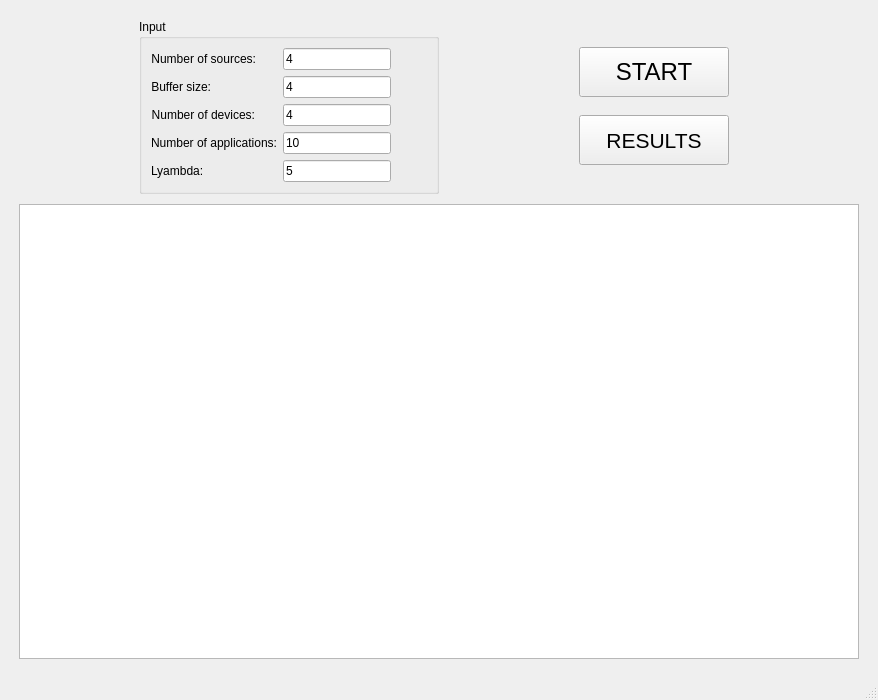
The window that SMO_project/SMO/mainwindow.ui (d0ctr/SMO) describes before a commit, drawn with Qt 5.
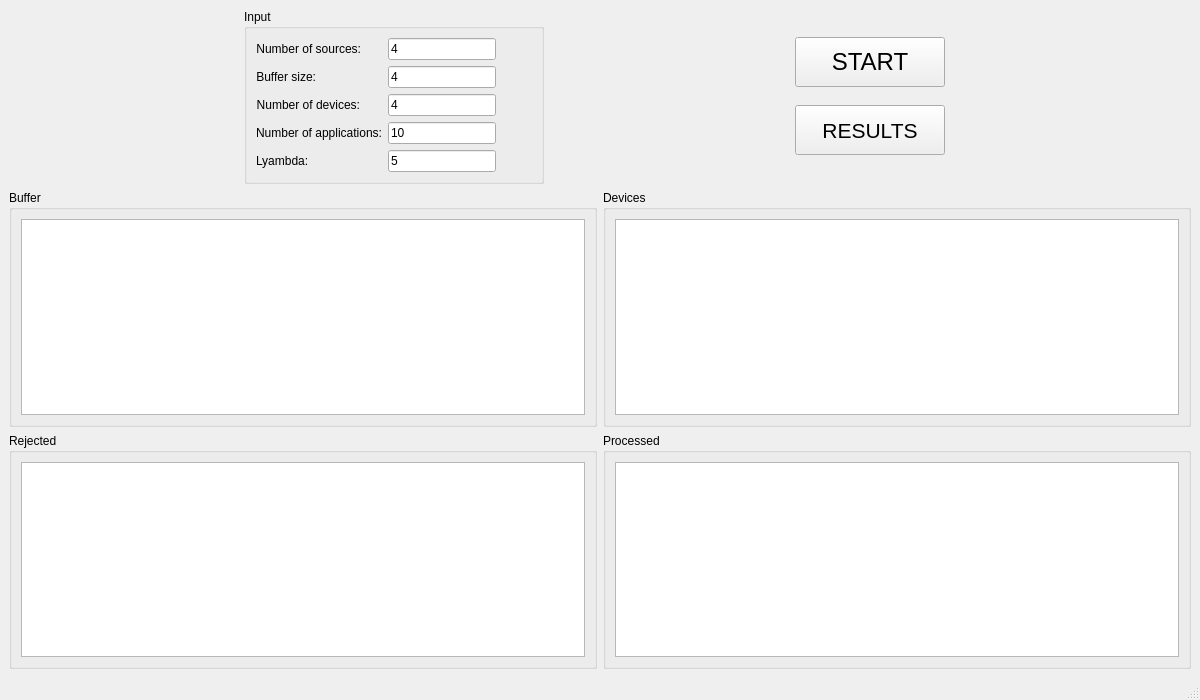
The same window after the commit.

Commit message: New output, new time policies for device and app

Diff of the .ui file:
```diff
--- a/SMO_project/SMO/mainwindow.ui
+++ b/SMO_project/SMO/mainwindow.ui
@@ -6,7 +6,7 @@
    <rect>
     <x>0</x>
     <y>0</y>
-    <width>878</width>
+    <width>1200</width>
     <height>700</height>
    </rect>
   </property>
@@ -20,35 +20,10 @@
    <string>Mass processing system</string>
   </property>
   <widget class="QWidget" name="centralwidget">
-   <layout class="QGridLayout" name="gridLayout_2">
+   <layout class="QGridLayout" name="gridLayout">
     <item row="0" column="0">
-     <layout class="QGridLayout" name="gridLayout" columnstretch="0">
-      <property name="sizeConstraint">
-       <enum>QLayout::SetMaximumSize</enum>
-      </property>
-      <property name="leftMargin">
-       <number>10</number>
-      </property>
-      <property name="topMargin">
-       <number>10</number>
-      </property>
-      <property name="rightMargin">
-       <number>10</number>
-      </property>
-      <property name="bottomMargin">
-       <number>10</number>
-      </property>
-      <property name="spacing">
-       <number>10</number>
-      </property>
-      <item row="1" column="0">
-       <widget class="QTableWidget" name="tableOutput">
-        <property name="sizeAdjustPolicy">
-         <enum>QAbstractScrollArea::AdjustToContents</enum>
-        </property>
-       </widget>
-      </item>
-      <item row="0" column="0">
+     <layout class="QVBoxLayout" name="verticalLayout_2">
+      <item>
        <layout class="QHBoxLayout" name="horizontalLayout">
         <item>
          <widget class="QGroupBox" name="groupInputBox">
@@ -216,6 +191,65 @@
         </item>
        </layout>
       </item>
+      <item>
+       <layout class="QHBoxLayout" name="horizontalLayout_2">
+        <item>
+         <widget class="QGroupBox" name="bufferBox">
+          <property name="autoFillBackground">
+           <bool>false</bool>
+          </property>
+          <property name="title">
+           <string>Buffer</string>
+          </property>
+          <layout class="QVBoxLayout" name="verticalLayout_3">
+           <item>
+            <widget class="QTableWidget" name="bufferTable"/>
+           </item>
+          </layout>
+         </widget>
+        </item>
+        <item>
+         <widget class="QGroupBox" name="deviceBox">
+          <property name="title">
+           <string>Devices</string>
+          </property>
+          <layout class="QVBoxLayout" name="verticalLayout_4">
+           <item>
+            <widget class="QTableWidget" name="deviceTable"/>
+           </item>
+          </layout>
+         </widget>
+        </item>
+       </layout>
+      </item>
+      <item>
+       <layout class="QHBoxLayout" name="horizontalLayout_3">
+        <item>
+         <widget class="QGroupBox" name="processedBox">
+          <property name="title">
+           <string>Rejected</string>
+          </property>
+          <layout class="QVBoxLayout" name="verticalLayout_5">
+           <item>
+            <widget class="QTableWidget" name="rejectedTable"/>
+           </item>
+          </layout>
+         </widget>
+        </item>
+        <item>
+         <widget class="QGroupBox" name="rejectedBox">
+          <property name="title">
+           <string>Processed</string>
+          </property>
+          <layout class="QVBoxLayout" name="verticalLayout_6">
+           <item>
+            <widget class="QTableWidget" name="processedTable"/>
+           </item>
+          </layout>
+         </widget>
+        </item>
+       </layout>
+      </item>
      </layout>
     </item>
    </layout>
```
Left out of the diff: 2 changed lines with no effect on the pictures. The commit also changes 12 other files.
